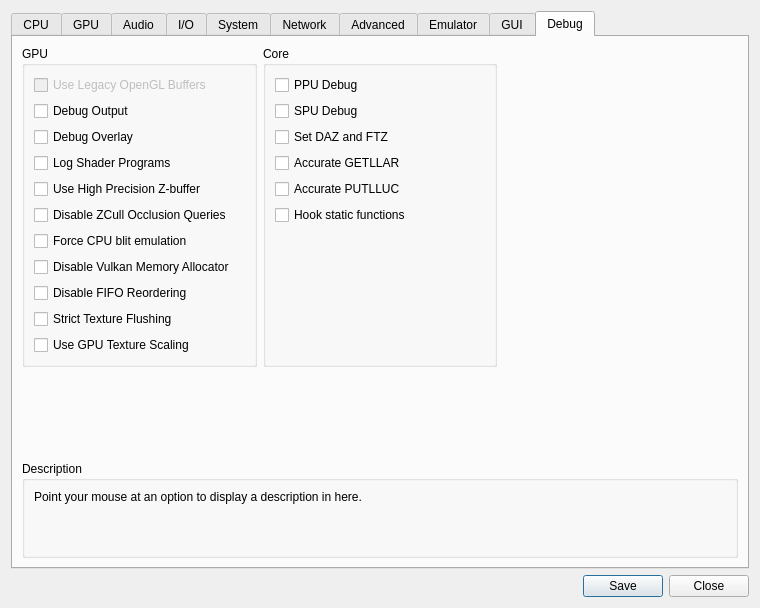
Old version of the form rpcs3/rpcs3qt/settings_dialog.ui in the repository cipherxof/rpcs3.
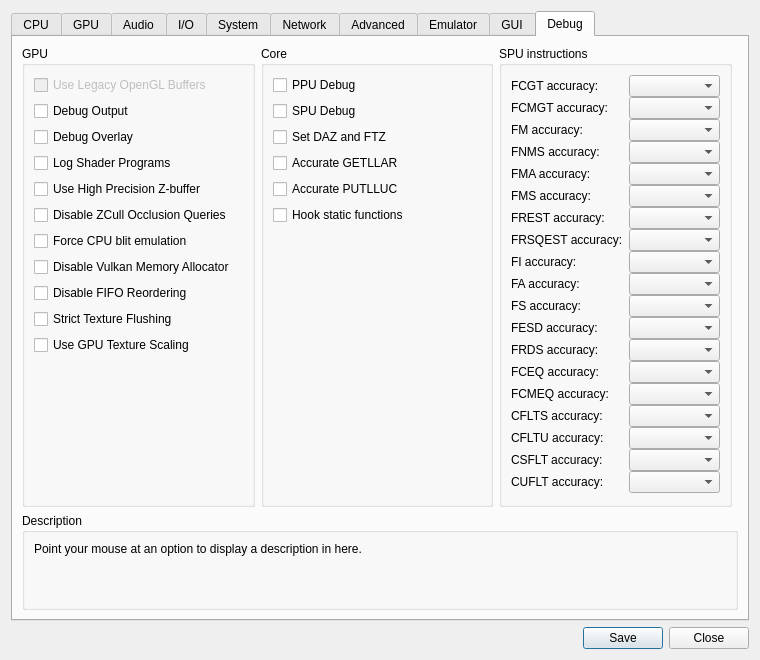
New version of the form. The open tabs and pages were chosen to show the change. Icons and pictures are not drawn.

Commit message: Allow fine grained control of SPU xfloat instruction accuracy

Patch:
```diff
--- a/rpcs3/rpcs3qt/settings_dialog.ui
+++ b/rpcs3/rpcs3qt/settings_dialog.ui
@@ -2645,7 +2645,7 @@
       </attribute>
       <layout class="QVBoxLayout" name="verticalLayout_53">
        <item>
-        <layout class="QHBoxLayout" name="horizontalLayout_21" stretch="1,1,1">
+        <layout class="QHBoxLayout" name="horizontalLayout_21" stretch="1,1,1,0">
          <item>
           <widget class="QGroupBox" name="gb_debug_gpu">
            <property name="enabled">
@@ -2738,6 +2738,19 @@
               </property>
              </widget>
             </item>
+            <item>
+             <spacer name="verticalSpacer_25">
+              <property name="orientation">
+               <enum>Qt::Vertical</enum>
+              </property>
+              <property name="sizeHint" stdset="0">
+               <size>
+                <width>20</width>
+                <height>40</height>
+               </size>
+              </property>
+             </spacer>
+            </item>
            </layout>
           </widget>
          </item>
@@ -2805,24 +2818,213 @@
            </layout>
           </widget>
          </item>
+         <item>
+          <widget class="QGroupBox" name="gb_spuInstructions">
+           <property name="title">
+            <string>SPU instructions</string>
+           </property>
+           <layout class="QFormLayout" name="formLayout">
+            <property name="verticalSpacing">
+             <number>0</number>
+            </property>
+            <item row="0" column="0">
+             <widget class="QLabel" name="lbl_fcgt">
+              <property name="text">
+               <string>FCGT accuracy:</string>
+              </property>
+             </widget>
+            </item>
+            <item row="0" column="1">
+             <widget class="QComboBox" name="spuAccuracyFCGT"/>
+            </item>
+            <item row="2" column="0">
+             <widget class="QLabel" name="lbl_fcmgt">
+              <property name="text">
+               <string>FCMGT accuracy:</string>
+              </property>
+             </widget>
+            </item>
+            <item row="2" column="1">
+             <widget class="QComboBox" name="spuAccuracyFCMGT"/>
+            </item>
+            <item row="3" column="0">
+             <widget class="QLabel" name="lbl_fm">
+              <property name="text">
+               <string>FM accuracy:</string>
+              </property>
+             </widget>
+            </item>
+            <item row="4" column="0">
+             <widget class="QLabel" name="lbl_fnms">
+              <property name="text">
+               <string>FNMS accuracy:</string>
+              </property>
+             </widget>
+            </item>
+            <item row="5" column="0">
+             <widget class="QLabel" name="lbl_fma">
+              <property name="text">
+               <string>FMA accuracy:</string>
+              </property>
+             </widget>
+            </item>
+            <item row="6" column="0">
+             <widget class="QLabel" name="lbl_fms">
+              <property name="text">
+               <string>FMS accuracy:</string>
+              </property>
+             </widget>
+            </item>
+            <item row="7" column="0">
+             <widget class="QLabel" name="lbl_frest">
+              <property name="text">
+               <string>FREST accuracy:</string>
+              </property>
+             </widget>
+            </item>
+            <item row="8" column="0">
+             <widget class="QLabel" name="lbl_frsqest">
+              <property name="text">
+               <string>FRSQEST accuracy:</string>
+              </property>
+             </widget>
+            </item>
+            <item row="9" column="0">
+             <widget class="QLabel" name="lbl_fi">
+              <property name="text">
+               <string>FI accuracy:</string>
+              </property>
+             </widget>
+            </item>
+            <item row="10" column="0">
+             <widget class="QLabel" name="lbl_fa">
+              <property name="text">
+               <string>FA accuracy:</string>
+              </property>
+             </widget>
+            </item>
+            <item row="11" column="0">
+             <widget class="QLabel" name="lbl_fs">
+              <property name="text">
+               <string>FS accuracy:</string>
+              </property>
+             </widget>
+            </item>
+            <item row="12" column="0">
+             <widget class="QLabel" name="lbl_fesd">
+              <property name="text">
+               <string>FESD accuracy:</string>
+              </property>
+             </widget>
+            </item>
+            <item row="13" column="0">
+             <widget class="QLabel" name="lbl_frds">
+              <property name="text">
+               <string>FRDS accuracy:</string>
+              </property>
+             </widget>
+            </item>
+            <item row="14" column="0">
+             <widget class="QLabel" name="lbl_fceq">
+              <property name="text">
+               <string>FCEQ accuracy:</string>
+              </property>
+             </widget>
+            </item>
+            <item row="15" column="0">
+             <widget class="QLabel" name="llb_fcmeq">
+              <property name="text">
+               <string>FCMEQ accuracy:</string>
+              </property>
+             </widget>
+            </item>
+            <item row="16" column="0">
+             <widget class="QLabel" name="lbl_cflts">
+              <property name="text">
+               <string>CFLTS accuracy:</string>
+              </property>
+             </widget>
+            </item>
+            <item row="17" column="0">
+             <widget class="QLabel" name="lbl_clftu">
+              <property name="text">
+               <string>CFLTU accuracy:</string>
+              </property>
+             </widget>
+            </item>
+            <item row="18" column="0">
+             <widget class="QLabel" name="lbl_csflt">
+              <property name="text">
+               <string>CSFLT accuracy:</string>
+              </property>
+             </widget>
+            </item>
+            <item row="19" column="0">
+             <widget class="QLabel" name="lbl_cuflt">
+              <property name="text">
+               <string>CUFLT accuracy:</string>
+              </property>
+             </widget>
+            </item>
+            <item row="3" column="1">
+             <widget class="QComboBox" name="spuAccuracyFM"/>
+            </item>
+            <item row="4" column="1">
+             <widget class="QComboBox" name="spuAccuracyFNMS"/>
+            </item>
+            <item row="5" column="1">
+             <widget class="QComboBox" name="spuAccuracyFMA"/>
+            </item>
+            <item row="6" column="1">
+             <widget class="QComboBox" name="spuAccuracyFMS"/>
+            </item>
+            <item row="7" column="1">
+             <widget class="QComboBox" name="spuAccuracyFREST"/>
+            </item>
+            <item row="8" column="1">
+             <widget class="QComboBox" name="spuAccuracyFRSQEST"/>
+            </item>
+            <item row="9" column="1">
+             <widget class="QComboBox" name="spuAccuracyFI"/>
+            </item>
+            <item row="10" column="1">
+             <widget class="QComboBox" name="spuAccuracyFA"/>
+            </item>
+            <item row="11" column="1">
+             <widget class="QComboBox" name="spuAccuracyFS"/>
+            </item>
+            <item row="12" column="1">
+             <widget class="QComboBox" name="spuAccuracyFESD"/>
+            </item>
+            <item row="13" column="1">
+             <widget class="QComboBox" name="spuAccuracyFRDS"/>
+            </item>
+            <item row="14" column="1">
+             <widget class="QComboBox" name="spuAccuracyFCEQ"/>
+            </item>
+            <item row="15" column="1">
+             <widget class="QComboBox" name="spuAccuracyFCMEQ"/>
+            </item>
+            <item row="16" column="1">
+             <widget class="QComboBox" name="spuAccuracyCFLTS"/>
+            </item>
+            <item row="17" column="1">
+             <widget class="QComboBox" name="spuAccuracyCFLTU"/>
+            </item>
+            <item row="18" column="1">
+             <widget class="QComboBox" name="spuAccuracyCSFLT"/>
+            </item>
+            <item row="19" column="1">
+             <widget class="QComboBox" name="spuAccuracyCUFLT"/>
+            </item>
+           </layout>
+          </widget>
+         </item>
          <item>
           <widget class="QWidget" name="widget_11" native="true"/>
          </item>
         </layout>
        </item>
-       <item>
-        <spacer name="verticalSpacer_10">
-         <property name="orientation">
-          <enum>Qt::Vertical</enum>
-         </property>
-         <property name="sizeHint" stdset="0">
-          <size>
-           <width>0</width>
-           <height>0</height>
-          </size>
-         </property>
-        </spacer>
-       </item>
        <item>
         <widget class="QGroupBox" name="groupBox_63">
          <property name="title">
```
Left out of the diff: 2 changed lines with no effect on the pictures. The commit also changes 5 other files.
